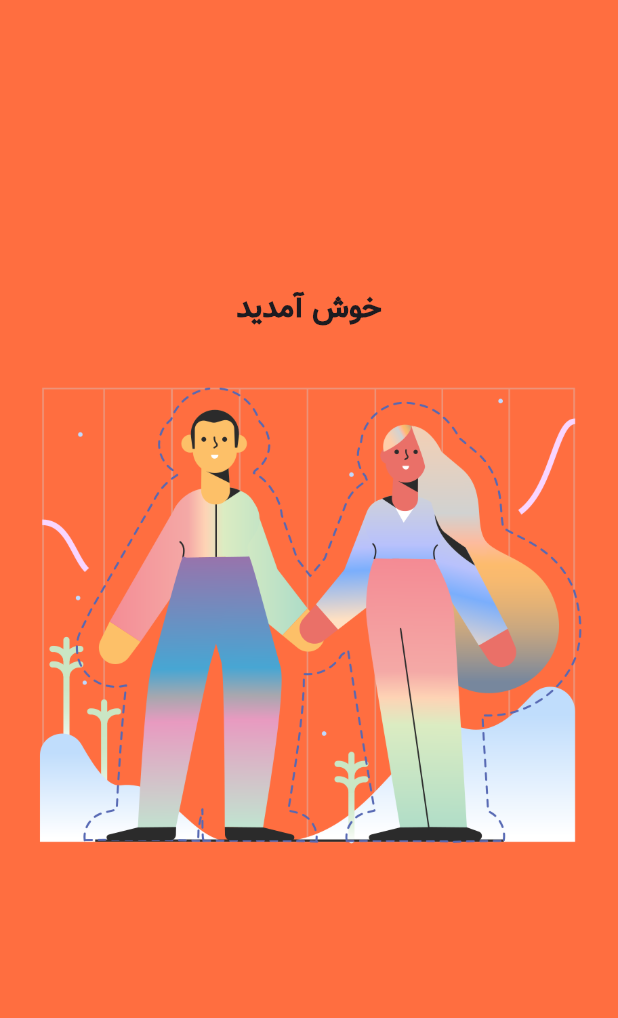
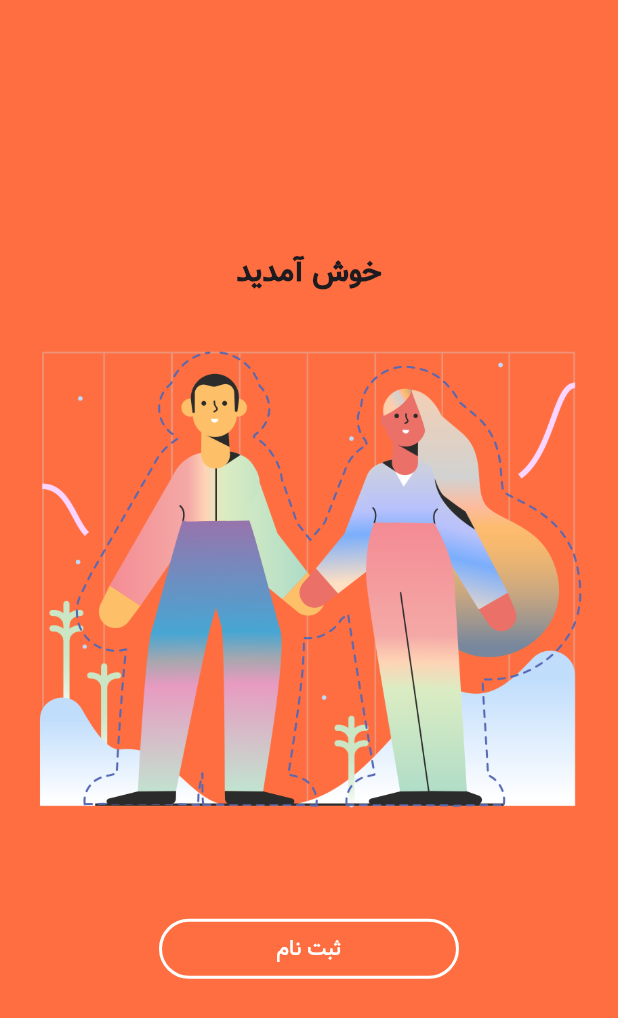
Before and after one commit to ShahramDeveloper/flutter_blog_navigation, a Flutter app: the screen it shows after launch, on a phone screen of 412 x 824 dp. Shown: the top 1018 px of the screen. Run offline on Flutter 3.47's test engine with Material 3 defaults, Android fonts, the phone set to English and light mode, and no system bars.

Commit message:
Add outlinedButton to HomeScreen widget in main.dart

```diff
--- a/lib/main.dart
+++ b/lib/main.dart
@@ -35,6 +35,18 @@ class HomeScreen extends StatelessWidget {
             Image(
               image: AssetImage('images/welcome.png'),
             ),
+            OutlinedButton(
+              onPressed: () {},
+              child: Text('ثبت نام'),
+              style: OutlinedButton.styleFrom(
+                minimumSize: Size(200.0, 40.0),
+                foregroundColor: Colors.white,
+                side: BorderSide(
+                  color: Colors.white,
+                  width: 2.0,
+                ),
+              ),
+            )
           ],
         ),
       ),
```
